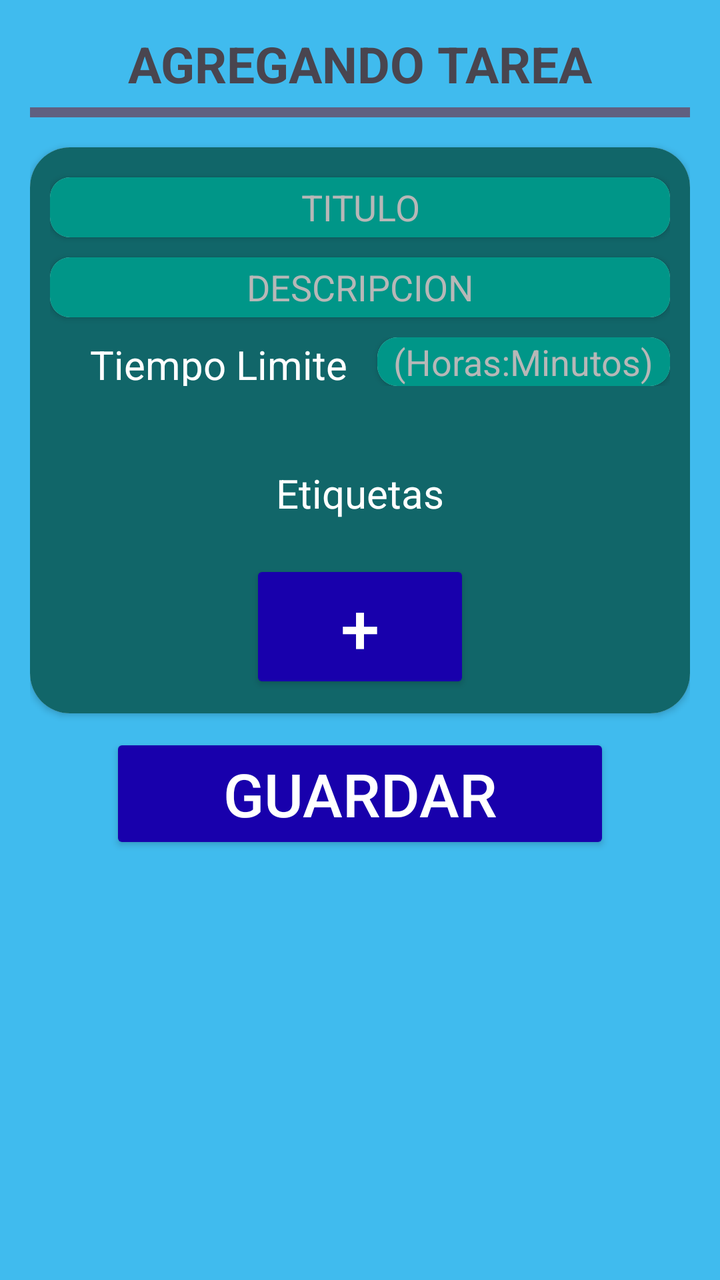
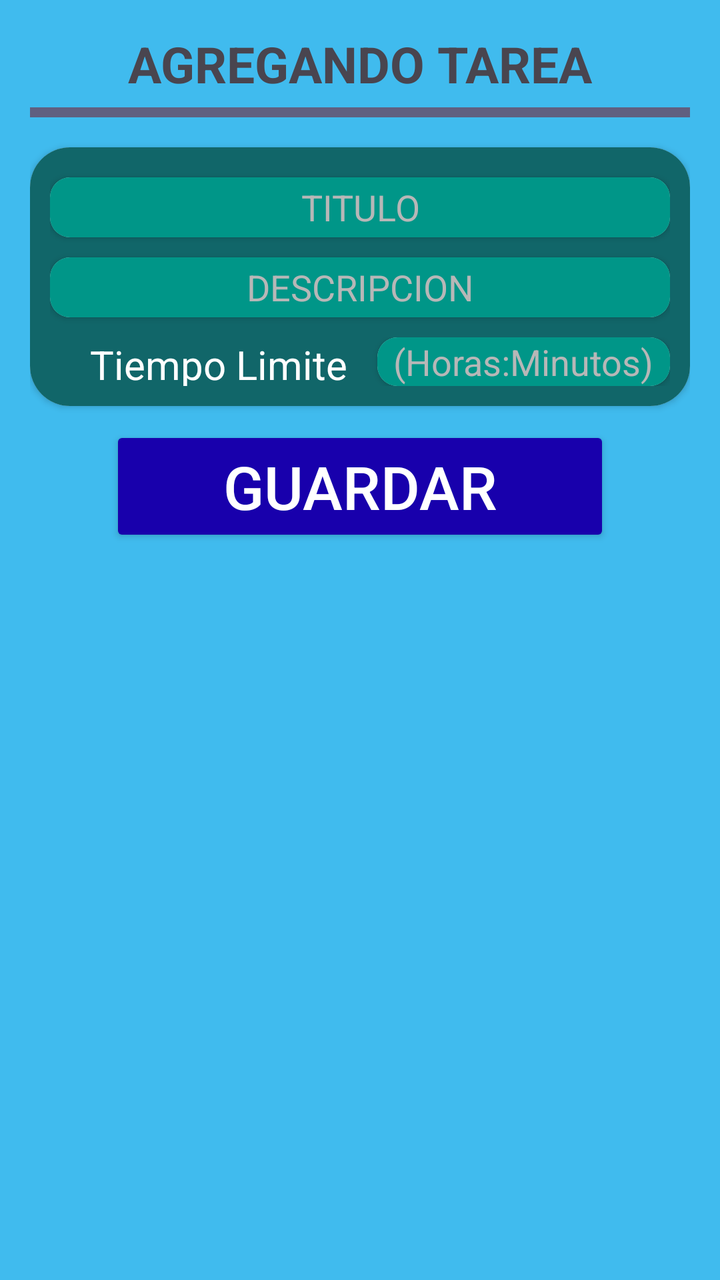

Compare the two renders of this Android layout. The source of the first and the diff that turns it into the second are given below.
<!-- AndroidManifest.xml: application theme Theme.SuperSexiBoys -->
<!-- res/layout/activity_tarea.xml -->
<?xml version="1.0" encoding="utf-8"?>
<androidx.constraintlayout.widget.ConstraintLayout xmlns:android="http://schemas.android.com/apk/res/android"
    xmlns:app="http://schemas.android.com/apk/res-auto"
    xmlns:tools="http://schemas.android.com/tools"
    android:id="@+id/mainTarea"
    android:background="@color/celeste"
    android:layout_width="match_parent"
    android:layout_height="match_parent"
    android:padding="15dp"
    tools:context=".TareaActivity"
    >
    <TextView
        android:id="@+id/tareaText"
        android:layout_width="match_parent"
        android:layout_height="wrap_content"
        android:gravity="center"
        android:text="@string/agregando_tarea"
        android:textSize="25sp"
        android:textStyle="bold"
        app:layout_constraintStart_toStartOf="parent"
        app:layout_constraintEnd_toEndOf="parent"
        app:layout_constraintTop_toTopOf="@+id/mainTarea"
        />
    <TextView
        android:id="@+id/linea1"
        android:layout_width="match_parent"
        android:layout_height="5dp"
        app:layout_constraintTop_toBottomOf="@+id/tareaText"
        android:layout_marginTop="5dp"
        android:layout_marginBottom="5dp"
        android:background="@color/plomo_oscuro"
        />
    <androidx.cardview.widget.CardView
        android:id="@+id/caja_agregar_tareas"
        android:layout_width="match_parent"
        android:layout_height="wrap_content"
        app:layout_constraintStart_toStartOf="parent"
        app:layout_constraintEnd_toEndOf="parent"
        app:layout_constraintTop_toBottomOf="@id/linea1"
        app:cardCornerRadius="20dp"
        android:layout_marginTop="15dp"
        >
        <androidx.constraintlayout.widget.ConstraintLayout
            android:id="@+id/caja_tareas"
            android:layout_width="match_parent"
            android:layout_height="wrap_content"
            android:layout_gravity="center"
            android:padding="10dp"
            android:background="@color/verde_oscuro"
            >
            <androidx.cardview.widget.CardView
                android:id="@+id/caja_agregar_tareas_titulo"
                android:layout_width="match_parent"
                android:layout_height="30dp"
                app:layout_constraintStart_toStartOf="@id/caja_tareas"
                app:layout_constraintEnd_toEndOf="@id/caja_tareas"
                app:layout_constraintTop_toTopOf="@id/caja_tareas"
                app:cardCornerRadius="10dp"
                android:layout_marginTop="5dp"
                >
                <EditText
                    android:id="@+id/editTitulo"
                    android:layout_width="match_parent"
                    android:layout_height="match_parent"
                    android:textColorHint="@color/plomo"
                    android:hint="@string/agregar_titulo_tarea"
                    android:gravity="center"
                    android:textColor="@color/white"
                    app:layout_constraintStart_toStartOf="parent"
                    android:background="@color/verde_claro_sergio"
                    />
            </androidx.cardview.widget.CardView>
            <androidx.cardview.widget.CardView
                android:id="@+id/caja_agregar_tareas_descripcion"
                android:layout_width="match_parent" 
                android:layout_height="30dp"
                app:layout_constraintStart_toStartOf="@id/caja_tareas"
                app:layout_constraintEnd_toEndOf="@id/caja_tareas"
                app:layout_constraintTop_toBottomOf="@id/caja_agregar_tareas_titulo"
                app:cardCornerRadius="10dp"
                android:layout_marginTop="10dp"
                >
                <EditText
                    android:id="@+id/edit_descripcion"
                    android:layout_width="match_parent"
                    android:layout_height="match_parent"
                    android:textColorHint="@color/plomo"
                    android:hint="@string/agregar_descripcion_tarea"
                    android:gravity="center"
                    android:textColor="@color/white"
                    app:layout_constraintStart_toStartOf="parent"
                    android:background="@color/verde_claro_sergio"
                    />
            </androidx.cardview.widget.CardView>
            <LinearLayout
                android:id="@+id/tiempoYhora"
                android:layout_width="match_parent"
                android:layout_height="wrap_content"
                android:orientation="horizontal"
                app:layout_constraintStart_toStartOf="@id/caja_tareas"
                app:layout_constraintTop_toBottomOf="@id/caja_agregar_tareas_descripcion"
                android:layout_marginTop="10dp"
                >
                <TextView
                    android:layout_width="wrap_content"
                    android:layout_height="match_parent"
                    android:textSize="20sp"
                    android:layout_marginStart="20dp"
                    android:text="@string/tiempo_limite"
                    android:textColor="@color/white"
                    />
                <androidx.cardview.widget.CardView
                    android:id="@+id/caja_agregar_tareas_hora"
                    android:layout_width="match_parent"
                    android:layout_height="wrap_content"
                    android:layout_marginStart="15dp"
                    app:cardCornerRadius="10dp"
                    >
                    <EditText
                        android:id="@+id/edit_tiempo_limite"
                        android:layout_width="match_parent"
                        android:layout_height="match_parent"
                        android:textColorHint="@color/plomo"
                        android:hint="@string/agregar_hora_tarea"
                        android:gravity="center"
                        android:textColor="@color/white"
                        android:background="@color/verde_claro_sergio"
                        />
                </androidx.cardview.widget.CardView>
            </LinearLayout>
            <TextView
                android:id="@+id/titulo_etiqueta"
                android:layout_width="wrap_content"
                android:layout_height="match_parent"
                android:textSize="20sp"
                android:text="@string/texto_eqtiquetas"
                android:textColor="@color/white"
                app:layout_constraintStart_toStartOf="@id/caja_tareas"
                app:layout_constraintEnd_toEndOf="@id/caja_tareas"
                app:layout_constraintTop_toBottomOf="@id/tiempoYhora"
                android:layout_marginTop="40dp"
                />
            <Button
                android:id="@+id/button_agregar_etiqueta"
                android:layout_width="110dp"
                android:layout_height="wrap_content"
                android:layout_marginTop="20dp"
                android:padding="10dp"
                android:text="@string/texto_plus"
                android:textColor="@color/white"
                android:textSize="35sp"
                android:backgroundTint="@color/azul_oscuro"
                app:layout_constraintEnd_toEndOf="@id/caja_tareas"
                app:layout_constraintStart_toStartOf="@id/caja_tareas"
                app:layout_constraintTop_toBottomOf="@id/titulo_etiqueta"
                />
        </androidx.constraintlayout.widget.ConstraintLayout>
    </androidx.cardview.widget.CardView>
    <Button
        android:id="@+id/button_guardar_tarea"
        android:layout_width="250dp"
        android:layout_height="wrap_content"
        android:layout_marginTop="10dp"
        android:padding="10dp"
        android:text="@string/texto_guardar"
        android:textColor="@color/white"
        android:backgroundTint="@color/azul_oscuro"
        android:textSize="30sp"
        app:layout_constraintStart_toStartOf="@id/caja_agregar_tareas"
        app:layout_constraintEnd_toEndOf="@id/caja_agregar_tareas"
        app:layout_constraintTop_toBottomOf="@id/caja_agregar_tareas"
        />
</androidx.constraintlayout.widget.ConstraintLayout>
<!-- resources referenced by this layout -->
<resources>
  <color name="azul_oscuro">#1800AC</color>
  <color name="celeste">#40BBEE</color>
  <color name="plomo">#B7B7B7</color>
  <color name="plomo_oscuro">#606080</color>
  <color name="verde_claro_sergio">#009688</color>
  <color name="verde_oscuro">#116669</color>
  <color name="white">#FFFFFFFF</color>
  <string name="agregando_tarea">AGREGANDO TAREA</string>
  <string name="agregar_descripcion_tarea">DESCRIPCION</string>
  <string name="agregar_hora_tarea">(Horas:Minutos)</string>
  <string name="agregar_titulo_tarea">TITULO</string>
  <string name="texto_eqtiquetas">Etiquetas</string>
  <string name="texto_guardar">Guardar</string>
  <string name="texto_plus">+</string>
  <string name="tiempo_limite">Tiempo Limite</string>
  <style name="Theme.SuperSexiBoys" parent="Base.Theme.SuperSexiBoys" />
  <style name="Base.Theme.SuperSexiBoys" parent="Theme.Material3.DayNight.NoActionBar">
          
          
      </style>
</resources>

<!-- the commit's change to res/layout/activity_tarea.xml (unified diff, before → after) -->
@@ -72,7 +72,7 @@
             </androidx.cardview.widget.CardView>
             <androidx.cardview.widget.CardView
                 android:id="@+id/caja_agregar_tareas_descripcion"
-                android:layout_width="match_parent" 
+                android:layout_width="match_parent"
                 android:layout_height="30dp"
                 app:layout_constraintStart_toStartOf="@id/caja_tareas"
                 app:layout_constraintEnd_toEndOf="@id/caja_tareas"
@@ -128,32 +128,8 @@
                         />
                 </androidx.cardview.widget.CardView>
             </LinearLayout>
-            <TextView
-                android:id="@+id/titulo_etiqueta"
-                android:layout_width="wrap_content"
-                android:layout_height="match_parent"
-                android:textSize="20sp"
-                android:text="@string/texto_eqtiquetas"
-                android:textColor="@color/white"
-                app:layout_constraintStart_toStartOf="@id/caja_tareas"
-                app:layout_constraintEnd_toEndOf="@id/caja_tareas"
-                app:layout_constraintTop_toBottomOf="@id/tiempoYhora"
-                android:layout_marginTop="40dp"
-                />
-            <Button
-                android:id="@+id/button_agregar_etiqueta"
-                android:layout_width="110dp"
-                android:layout_height="wrap_content"
-                android:layout_marginTop="20dp"
-                android:padding="10dp"
-                android:text="@string/texto_plus"
-                android:textColor="@color/white"
-                android:textSize="35sp"
-                android:backgroundTint="@color/azul_oscuro"
-                app:layout_constraintEnd_toEndOf="@id/caja_tareas"
-                app:layout_constraintStart_toStartOf="@id/caja_tareas"
-                app:layout_constraintTop_toBottomOf="@id/titulo_etiqueta"
-                />
+
+
         </androidx.constraintlayout.widget.ConstraintLayout>
     </androidx.cardview.widget.CardView>
     <Button
<!-- resource entries referenced after the edit -->
@@ -11,9 +11,7 @@
   <string name="agregar_descripcion_tarea">DESCRIPCION</string>
   <string name="agregar_hora_tarea">(Horas:Minutos)</string>
   <string name="agregar_titulo_tarea">TITULO</string>
-  <string name="texto_eqtiquetas">Etiquetas</string>
   <string name="texto_guardar">Guardar</string>
-  <string name="texto_plus">+</string>
   <string name="tiempo_limite">Tiempo Limite</string>
   <style name="Theme.SuperSexiBoys" parent="Base.Theme.SuperSexiBoys" />
   <style name="Base.Theme.SuperSexiBoys" parent="Theme.Material3.DayNight.NoActionBar">
